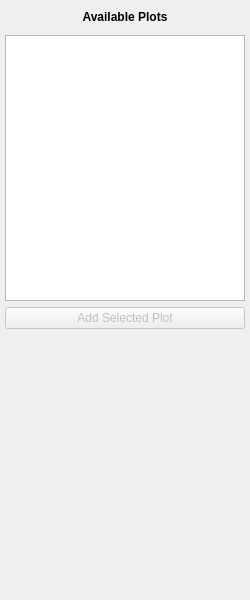
Before: the Qt Designer form src/WhiskerToolbox/Analysis_Dashboard/Toolbox/ToolboxPanel.ui in paulmthompson/WhiskerToolbox, drawn with Qt 5.
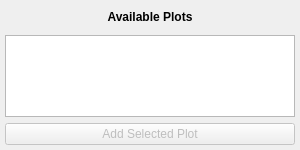
After: the same form once the commit is applied.

Diff of the .ui file:
```diff
--- a/src/WhiskerToolbox/Analysis_Dashboard/Toolbox/ToolboxPanel.ui
+++ b/src/WhiskerToolbox/Analysis_Dashboard/Toolbox/ToolboxPanel.ui
@@ -6,8 +6,8 @@
    <rect>
     <x>0</x>
     <y>0</y>
-    <width>250</width>
-    <height>600</height>
+    <width>300</width>
+    <height>150</height>
    </rect>
   </property>
   <property name="windowTitle">
@@ -49,12 +49,12 @@
      </property>
      <property name="iconSize">
       <size>
-       <width>24</width>
-       <height>24</height>
+       <width>20</width>
+       <height>20</height>
       </size>
      </property>
      <property name="spacing">
-      <number>2</number>
+      <number>1</number>
      </property>
     </widget>
    </item>
@@ -76,7 +76,7 @@
      <property name="sizeHint" stdset="0">
       <size>
        <width>20</width>
-       <height>40</height>
+       <height>10</height>
       </size>
      </property>
     </spacer>
```
